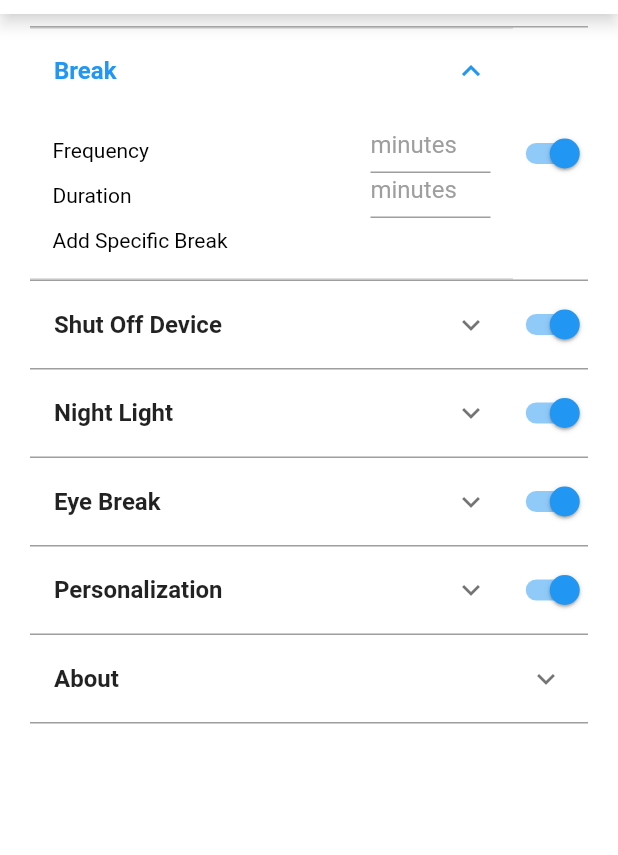
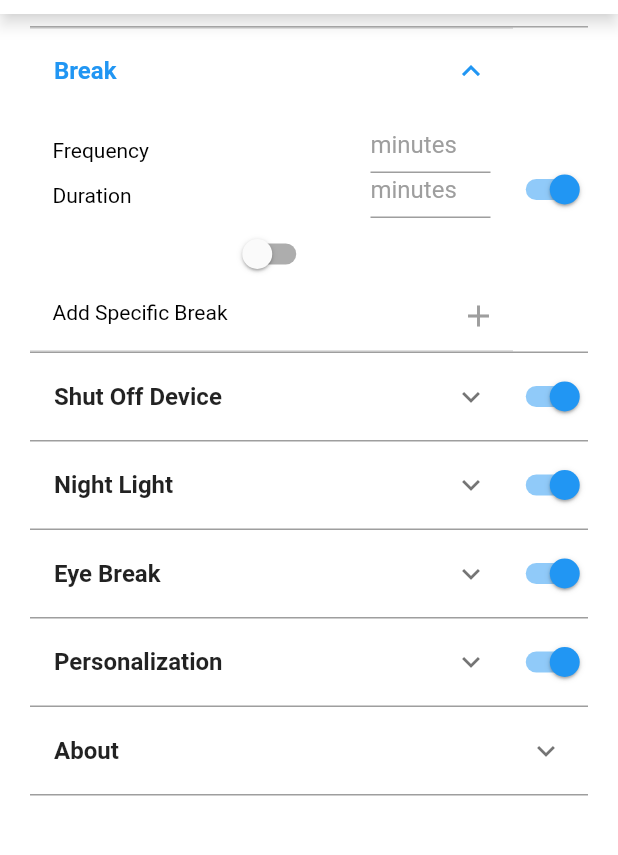
Before and after one commit to MSE-6-G735Y/edd_project_5-12, a Flutter app: the screen it shows after launch, after a tap on "Break", on a phone screen of 412 x 824 dp, the part 70-925 px from its top. Run offline on Flutter 3.47's test engine with Material 2 defaults, Android fonts, the phone set to English and light mode, and no system bars; our stand-ins replace flutter_riverpod.

Commit message:
more progress on break

```diff
--- a/lib/break.dart
+++ b/lib/break.dart
@@ -23,8 +23,8 @@ class Break extends ConsumerStatefulWidget {
 
 class BreakState extends ConsumerState<Break> {
   int duration = 0;
-  bool isBreakActive = false;
-  bool isBreakOn = true;
+  bool isBreakOn = false;
+
   @override
   Widget build(BuildContext context) {
     return Container(
@@ -54,21 +54,34 @@ class BreakState extends ConsumerState<Break> {
                     inputFormatters: [
                       FilteringTextInputFormatter.allow(RegExp(r'[0123456789]'))
                     ],
-                    onSubmitted: (value) {
+                    onSubmitted: (value) async {
                       print('Frequency: $value');
                       int frequency = int.parse(value);
+                      while (isBreakOn = true) {
+                        await Future.delayed(Duration(seconds: frequency));
+                        print('break started');
+                        await Future.delayed(Duration(seconds: duration));
+                        print('break over');
+                      }
+                      // while (true) {
+                      //   Future.delayed(Duration(seconds: frequency), () {
+                      //     print('break started');
+                      //   });
+                      //   Future.delayed(Duration(seconds: duration), () {
+                      //     print('break over');
+                      //   });
+                      // }
+                      // Timer.periodic((Duration(seconds: frequency)), (timer) {
+                      //   print('$frequency');
+                      //   print('break started');
 
-                      Timer.periodic((Duration(seconds: frequency)), (timer) {
-                        // print('$frequency');
-                        print('break started');
-
-                        // Future.delayed(Duration(seconds: duration), () {
-                        //   print('');
-                        // });
-                        Timer((Duration(seconds: duration)), () {
-                          print('break over');
-                        });
-                      });
+                      //   // Future.delayed(Duration(seconds: duration), () {
+                      //   //   print('');
+                      //   // });
+                      //   Timer((Duration(seconds: duration)), () {
+                      //     print('break over');
+                      //   });
+                      // });
                     },
 
                     // inputFormatters: [
@@ -138,6 +151,26 @@ class BreakState extends ConsumerState<Break> {
                 )
               ],
             ),
+            Container(
+              child: Switch(
+                  value: isBreakOn,
+                  onChanged: (value) {
+                    setState(() {
+                      isBreakOn = value;
+                    });
+                    print('$isBreakOn');
+                  }),
+              // child: ElevatedButton(
+              //     child: Text('Stop Break'),
+              //     onPressed: () {
+              //       print('$isBreakActive');
+              //       if (isBreakActive = false) {
+              //         isBreakActive = true;
+              //       } else {
+              //         isBreakActive = false;
+              //       }
+              //     }),
+            ),
             Row(
               children: [
                 Expanded(
@@ -150,6 +183,11 @@ class BreakState extends ConsumerState<Break> {
                                 ref.watch(personalizationProvider).textColor)),
                   ),
                 ),
+                Container(
+                    height: 20,
+                    width: 20,
+                    child: Icon(Icons.add,
+                        color: ref.watch(personalizationProvider).accent2Color))
                 // Container(
                 //   height: 30,
                 //   width: 50,
```
